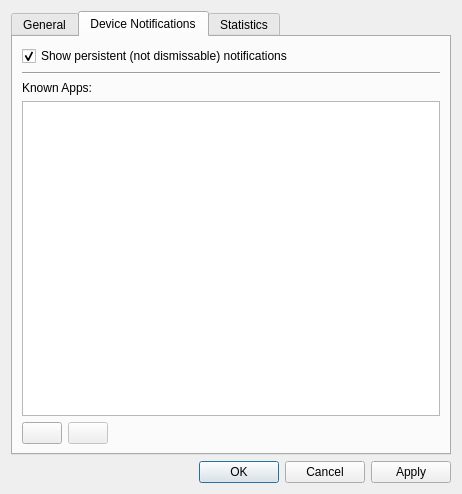
Old version of the form dialogs/settings.ui in the repository MaurizioB/KdeConnectTray.
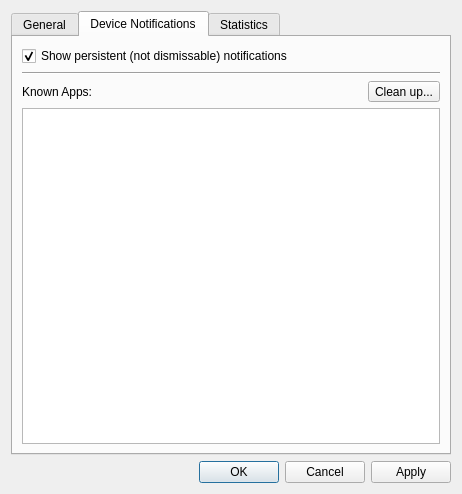
New version of the form. The open tabs and pages were chosen to show the change.

Commit message: Settings: App clean, ignored action, custom icons. App clean button: remove unexisting apps from settings; Ignored/show settings for app menus; Custom icon fixes.

```diff
--- a/dialogs/settings.ui
+++ b/dialogs/settings.ui
@@ -346,20 +346,7 @@
        <string>Device Notifications</string>
       </attribute>
       <layout class="QGridLayout" name="gridLayout_2">
-       <item row="0" column="0">
-        <widget class="QCheckBox" name="showUndismissableChk">
-         <property name="toolTip">
-          <string>&lt;html&gt;&lt;head/&gt;&lt;body&gt;&lt;p&gt;Uncheck this if you don't want to display undismissable notifications (such as system notifications and so on)&lt;/p&gt;&lt;/body&gt;&lt;/html&gt;</string>
-         </property>
-         <property name="text">
-          <string>Show persistent (not dismissable) notifications</string>
-         </property>
-         <property name="checked">
-          <bool>true</bool>
-         </property>
-        </widget>
-       </item>
-       <item row="3" column="0">
+       <item row="4" column="0">
         <widget class="QTableView" name="appTable">
          <property name="contextMenuPolicy">
           <enum>Qt::CustomContextMenu</enum>
@@ -388,47 +375,25 @@
          </property>
         </widget>
        </item>
-       <item row="2" column="0">
-        <widget class="QLabel" name="label">
+       <item row="0" column="0">
+        <widget class="QCheckBox" name="showUndismissableChk">
+         <property name="toolTip">
+          <string>&lt;html&gt;&lt;head/&gt;&lt;body&gt;&lt;p&gt;Uncheck this if you don't want to display undismissable notifications (such as system notifications and so on)&lt;/p&gt;&lt;/body&gt;&lt;/html&gt;</string>
+         </property>
          <property name="text">
-          <string>Known Apps:</string>
+          <string>Show persistent (not dismissable) notifications</string>
+         </property>
+         <property name="checked">
+          <bool>true</bool>
          </property>
         </widget>
        </item>
-       <item row="4" column="0">
+       <item row="3" column="0">
         <layout class="QHBoxLayout" name="horizontalLayout">
          <item>
-          <widget class="QPushButton" name="addAppBtn">
-           <property name="sizePolicy">
-            <sizepolicy hsizetype="Maximum" vsizetype="Fixed">
-             <horstretch>0</horstretch>
-             <verstretch>0</verstretch>
-            </sizepolicy>
-           </property>
-           <property name="toolTip">
-            <string>&lt;html&gt;&lt;head/&gt;&lt;body&gt;&lt;p&gt;Create new App notification setting&lt;/p&gt;&lt;/body&gt;&lt;/html&gt;</string>
-           </property>
+          <widget class="QLabel" name="label">
            <property name="text">
-            <string/>
-           </property>
-          </widget>
-         </item>
-         <item>
-          <widget class="QPushButton" name="delAppBtn">
-           <property name="enabled">
-            <bool>false</bool>
-           </property>
-           <property name="sizePolicy">
-            <sizepolicy hsizetype="Maximum" vsizetype="Fixed">
-             <horstretch>0</horstretch>
-             <verstretch>0</verstretch>
-            </sizepolicy>
-           </property>
-           <property name="toolTip">
-            <string>&lt;html&gt;&lt;head/&gt;&lt;body&gt;&lt;p&gt;Remove currently selected App&lt;/p&gt;&lt;/body&gt;&lt;/html&gt;</string>
-           </property>
-           <property name="text">
-            <string/>
+            <string>Known Apps:</string>
            </property>
           </widget>
          </item>
@@ -445,6 +410,22 @@
            </property>
           </spacer>
          </item>
+         <item>
+          <widget class="QToolButton" name="cleanAppBtn">
+           <property name="sizePolicy">
+            <sizepolicy hsizetype="Maximum" vsizetype="Maximum">
+             <horstretch>0</horstretch>
+             <verstretch>0</verstretch>
+            </sizepolicy>
+           </property>
+           <property name="toolTip">
+            <string>Clean unexisting entries...</string>
+           </property>
+           <property name="text">
+            <string>Clean up...</string>
+           </property>
+          </widget>
+         </item>
         </layout>
        </item>
       </layout>
```
Left out of the diff: 30 changed lines with no effect on the pictures. The commit also changes 4 other files.
